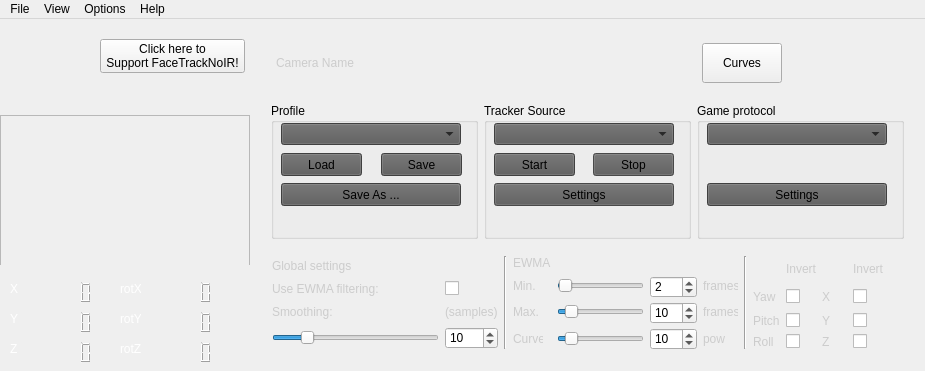
Before: the Qt Designer form FaceTrackNoIR/FaceTrackNoIR.ui in aavendan/facetracknoir, drawn with Qt 5.
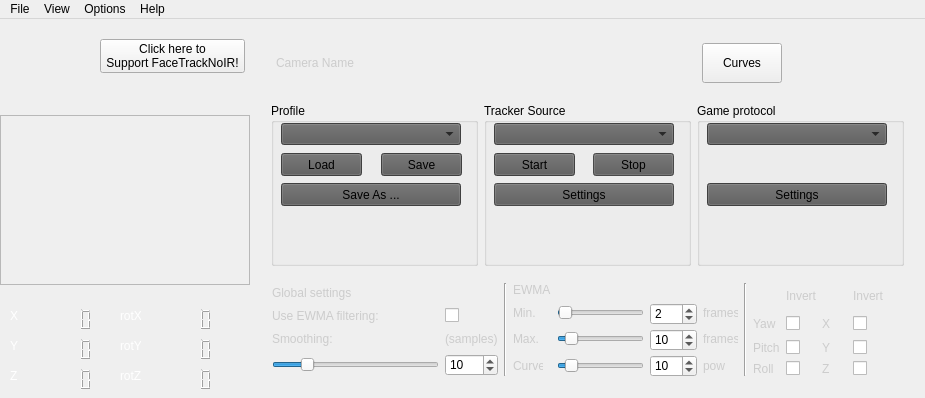
After: the same form once the commit is applied. Icons and pictures are not drawn.

Commit message: Released alpha. Changed Video-widget size and avoid restart if faceAPI is yet tracking.

```diff
--- a/FaceTrackNoIR/FaceTrackNoIR.ui
+++ b/FaceTrackNoIR/FaceTrackNoIR.ui
@@ -11,7 +11,7 @@
     <x>0</x>
     <y>0</y>
     <width>925</width>
-    <height>371</height>
+    <height>398</height>
    </rect>
   </property>
   <property name="sizePolicy">
@@ -159,7 +159,7 @@
           <property name="minimumSize">
            <size>
             <width>250</width>
-            <height>150</height>
+            <height>170</height>
            </size>
           </property>
           <widget class="QFrame" name="video_frame">
```
